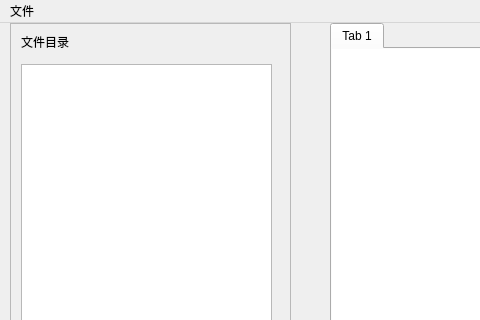
Old version of the form UI/Main.ui in the repository Whitepinkwolf/Code-Reviewer-Porject; both pictures show x 0 to 480 and y 0 to 320 of the 1288 by 860 pixel window.
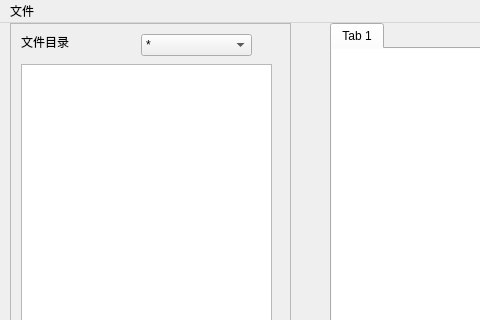
New version of the form. Custom widgets are drawn as their Qt base class.

The edit to the form file:
```diff
--- a/UI/Main.ui
+++ b/UI/Main.ui
@@ -58,6 +58,36 @@
        <string>文件目录</string>
       </property>
      </widget>
+     <widget class="QComboBox" name="comboBox">
+      <property name="geometry">
+       <rect>
+        <x>130</x>
+        <y>10</y>
+        <width>111</width>
+        <height>22</height>
+       </rect>
+      </property>
+      <item>
+       <property name="text">
+        <string>*</string>
+       </property>
+      </item>
+      <item>
+       <property name="text">
+        <string>*.c</string>
+       </property>
+      </item>
+      <item>
+       <property name="text">
+        <string>*.h</string>
+       </property>
+      </item>
+      <item>
+       <property name="text">
+        <string>*.c,*.h</string>
+       </property>
+      </item>
+     </widget>
     </widget>
    </widget>
    <widget class="QTabWidget" name="commentTabWidget">
```
